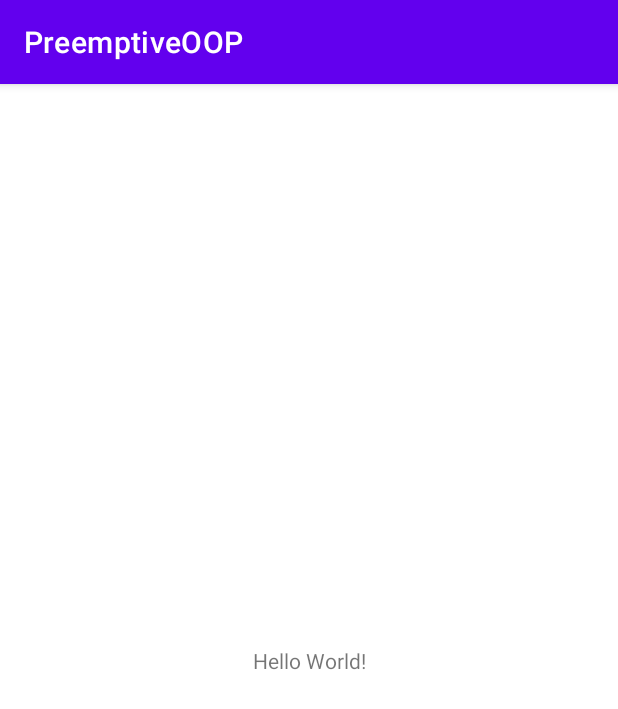
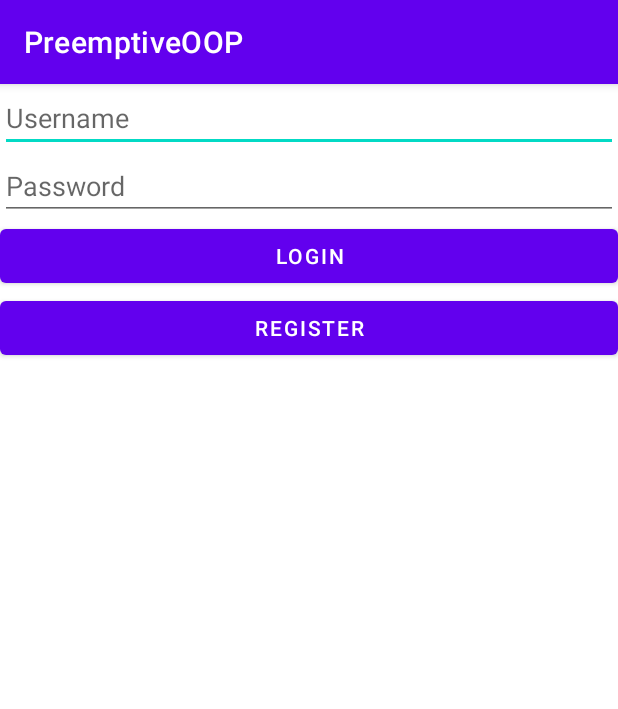
Before and after one commit to CMPUT301W21T18/PreemptiveOOP, an Android app: the screen it shows after launch (MainActivity before the commit, UserLogin after it), on a phone screen of 412 x 824 dp. Shown: the top 709 px of the screen. Run offline under Robolectric (Android 15) with nearby library versions, the phone set to English and light mode, and no system bars; our stand-ins replace Firebase (no records; nobody signed in at launch, a user with empty details on screens opened directly).

Commit message:
added User, Experiment, Trial class

```diff
--- a/app/src/main/AndroidManifest.xml
+++ b/app/src/main/AndroidManifest.xml
@@ -9,6 +9,7 @@
         android:roundIcon="@mipmap/ic_launcher_round"
         android:supportsRtl="true"
         android:theme="@style/Theme.PreemptiveOOP">
+        <activity android:name=".UserLogin"></activity>
         <activity android:name=".MainActivity">
             <intent-filter>
                 <action android:name="android.intent.action.MAIN" />
--- a/app/src/main/java/com/example/preemptiveoop/MainActivity.java
+++ b/app/src/main/java/com/example/preemptiveoop/MainActivity.java
@@ -1,39 +1,19 @@
 package com.example.preemptiveoop;
 
+import android.content.Intent;
 import android.os.Bundle;
-import android.util.Log;
+import android.view.View;
 
-import androidx.annotation.NonNull;
 import androidx.appcompat.app.AppCompatActivity;
-
-import com.google.android.gms.tasks.OnFailureListener;
-import com.google.android.gms.tasks.OnSuccessListener;
-import com.google.firebase.firestore.FirebaseFirestore;
-
-import java.util.HashMap;
 
 public class MainActivity extends AppCompatActivity {
 
     @Override
     protected void onCreate(Bundle savedInstanceState) {
         super.onCreate(savedInstanceState);
-        setContentView(R.layout.activity_main);
+        setContentView(R.layout.activity_user_login);
 
-        // simple test to our database
-        FirebaseFirestore db = FirebaseFirestore.getInstance();
-
-        HashMap<String, String> test = new HashMap<>();
-        test.put("description", "A simple test to our Firestore database.");
-
-        db.collection("Test").document("Test #1")
-                .set(test)
-                .addOnSuccessListener(new OnSuccessListener<Void>() {
-                    @Override
-                    public void onSuccess(Void aVoid) { Log.d("DB", "Test data successfully added."); }
-                })
-                .addOnFailureListener(new OnFailureListener() {
-                    @Override
-                    public void onFailure(@NonNull Exception e) { Log.d("DB", "Test failed. " + e.toString()); }
-                });
+        Intent intent = new Intent(this, UserLogin.class);
+        startActivity(intent);
     }
 }
--- /dev/null
+++ b/app/src/main/java/com/example/preemptiveoop/UserLogin.java
@@ -0,0 +1,86 @@
+package com.example.preemptiveoop;
+
+import android.content.Intent;
+import android.os.Bundle;
+import android.util.Log;
+import android.view.View;
+import android.widget.Button;
+import android.widget.EditText;
+
+import androidx.annotation.NonNull;
+import androidx.appcompat.app.AlertDialog;
+import androidx.appcompat.app.AppCompatActivity;
+
+import com.example.preemptiveoop.user.User;
+import com.google.android.gms.tasks.OnCompleteListener;
+import com.google.android.gms.tasks.Task;
+import com.google.firebase.firestore.CollectionReference;
+import com.google.firebase.firestore.DocumentSnapshot;
+import com.google.firebase.firestore.FirebaseFirestore;
+
+public class UserLogin extends AppCompatActivity {
+    private EditText etUsername;
+    private EditText etPassword;
+    private Button btLogin;
+    private Button btRegister;
+
+    @Override
+    protected void onCreate(Bundle savedInstanceState) {
+        super.onCreate(savedInstanceState);
+        setContentView(R.layout.activity_user_login);
+
+        etUsername = findViewById(R.id.EditText_username);
+        etPassword = findViewById(R.id.EditText_password);
+        btLogin = findViewById(R.id.Button_login);
+        btRegister = findViewById(R.id.Button_register);
+    }
+
+    public void btLoginOnClick(View v) {
+            String username = etUsername.getText().toString();
+            String password = etPassword.getText().toString();
+
+            // perform our database query
+            // Note: This is a guide, so every object reference is explicitly written. When writing for real, the reference can be cascaded.
+
+            FirebaseFirestore db = FirebaseFirestore.getInstance();
+            CollectionReference usersCol = db.collection("Users");
+
+            usersCol.document(username)
+                    .get()
+                    .addOnCompleteListener(new OnCompleteListener<DocumentSnapshot>() {
+                        @Override
+                        public void onComplete(@NonNull Task<DocumentSnapshot> task) {      // query failed!
+                            if (!task.isSuccessful()) {
+                                Log.d("UserLogin.DB", "Failed to perform query. Detail: ", task.getException());
+                                return;
+                            }
+
+                            DocumentSnapshot document = task.getResult();
+                            if (!document.exists()) {                                       // query returned no document!
+                                new AlertDialog.Builder(UserLogin.this)
+                                        .setTitle("Invalid Username")
+                                        .setMessage("The provided username is not a registered User. Please register.")
+                                        .setPositiveButton("OK", null)
+                                        .show();
+                                return;
+                            }
+
+                            User user = document.toObject(User.class);
+                            if (!user.getPassword().equals(password)) {
+                                new AlertDialog.Builder(UserLogin.this)
+                                        .setTitle("Invalid Username")
+                                        .setMessage("The provided username is not a registered User. Please register.")
+                                        .setPositiveButton("OK", null)
+                                        .show();
+                                return;
+                            }
+
+                            // return our user object through an intent
+                            Intent intent = new Intent();
+                            intent.putExtra("UserLogin.userObject", user);
+                            setResult(0, intent);
+                            finish();
+                        }
+                    });
+        }
+}
--- /dev/null
+++ b/app/src/main/res/layout/activity_user_login.xml
@@ -0,0 +1,32 @@
+<?xml version="1.0" encoding="utf-8"?>
+<LinearLayout xmlns:android="http://schemas.android.com/apk/res/android"
+    android:orientation="vertical"
+    android:layout_width="match_parent"
+    android:layout_height="match_parent" >
+
+    <EditText
+        android:id="@+id/EditText_username"
+        android:layout_width="match_parent"
+        android:layout_height="wrap_content"
+        android:hint="Username" />
+
+    <EditText
+        android:id="@+id/EditText_password"
+        android:layout_width="match_parent"
+        android:layout_height="wrap_content"
+        android:hint="Password"
+        android:inputType="textPassword" />
+
+    <Button
+        android:id="@+id/Button_login"
+        android:layout_width="match_parent"
+        android:layout_height="wrap_content"
+        android:onClick="btLoginOnClick"
+        android:text="Login" />
+
+    <Button
+        android:id="@+id/Button_register"
+        android:layout_width="match_parent"
+        android:layout_height="wrap_content"
+        android:text="Register" />
+</LinearLayout>
```
Also changed, not shown: app/src/main/java/com/example/preemptiveoop/experiment/Experiment.java (added, +58 -0 lines), app/src/main/java/com/example/preemptiveoop/experiment/Trial.java (added, +31 -0 lines), app/src/main/java/com/example/preemptiveoop/user/User.java (added, +38 -0 lines).
